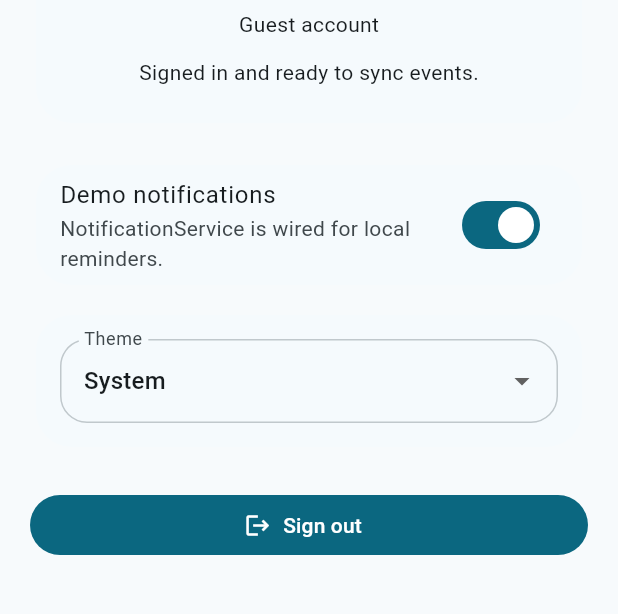
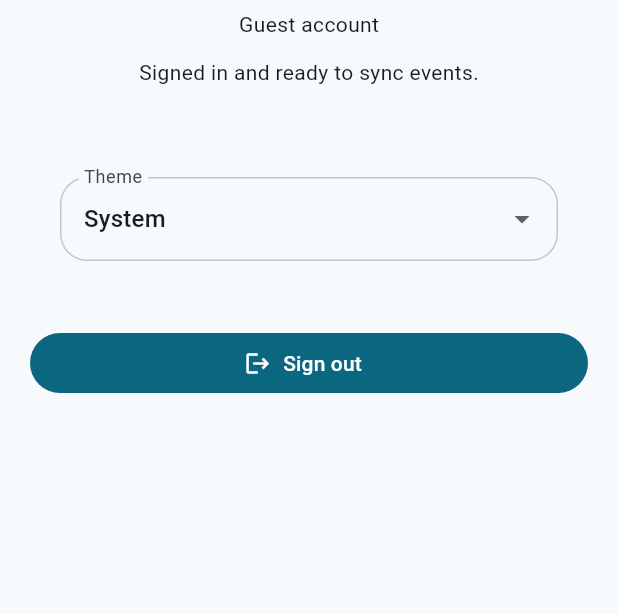
Before and after one commit to juhenes/the_avenue, a Flutter app: the screen it shows once a user with an empty profile is signed in, after a tap on the "person outline" icon, on a phone screen of 412 x 824 dp, the part 336-950 px from its top. Run offline on Flutter 3.47's test engine with Material 3 defaults, Android fonts, the phone set to English and light mode, and no system bars; our stand-ins replace cloud_firestore, firebase_auth, firebase_core, firebase_messaging, flutter_local_notifications, flutter_riverpod and 2 more; accounts and stored records are empty.

Commit message:
Remove unused code

```diff
--- a/lib/features/events/presentation/event_screens.dart
+++ b/lib/features/events/presentation/event_screens.dart
@@ -566,13 +566,6 @@ class _EventFormBody extends StatelessWidget {
                   }
                 },
               ),
-              const SizedBox(height: 8),
-              Text(
-                reminderDays == 0
-                    ? 'No reminder will be sent for this event.'
-                    : 'Reminders will be sent ${List<int>.generate(reminderDays, (index) => reminderDays - index).join(', ')} day${reminderDays == 1 ? '' : 's'} before the event.',
-                style: Theme.of(context).textTheme.bodySmall,
-              ),
               const SizedBox(height: 24),
               FilledButton(
                 onPressed: saving ? null : onSave,
--- a/lib/features/profile/presentation/profile_screen.dart
+++ b/lib/features/profile/presentation/profile_screen.dart
@@ -52,20 +52,6 @@ class ProfileScreen extends ConsumerWidget {
               ),
             ),
           ),
-
-          const SizedBox(height: 20),
-
-          Card(
-            child: SwitchListTile.adaptive(
-              title: const Text('Demo notifications'),
-              subtitle: const Text(
-                'NotificationService is wired for local reminders.',
-              ),
-              value: true,
-              onChanged: (_) {},
-            ),
-          ),
-
           const SizedBox(height: 12),
 
           Card(
```
